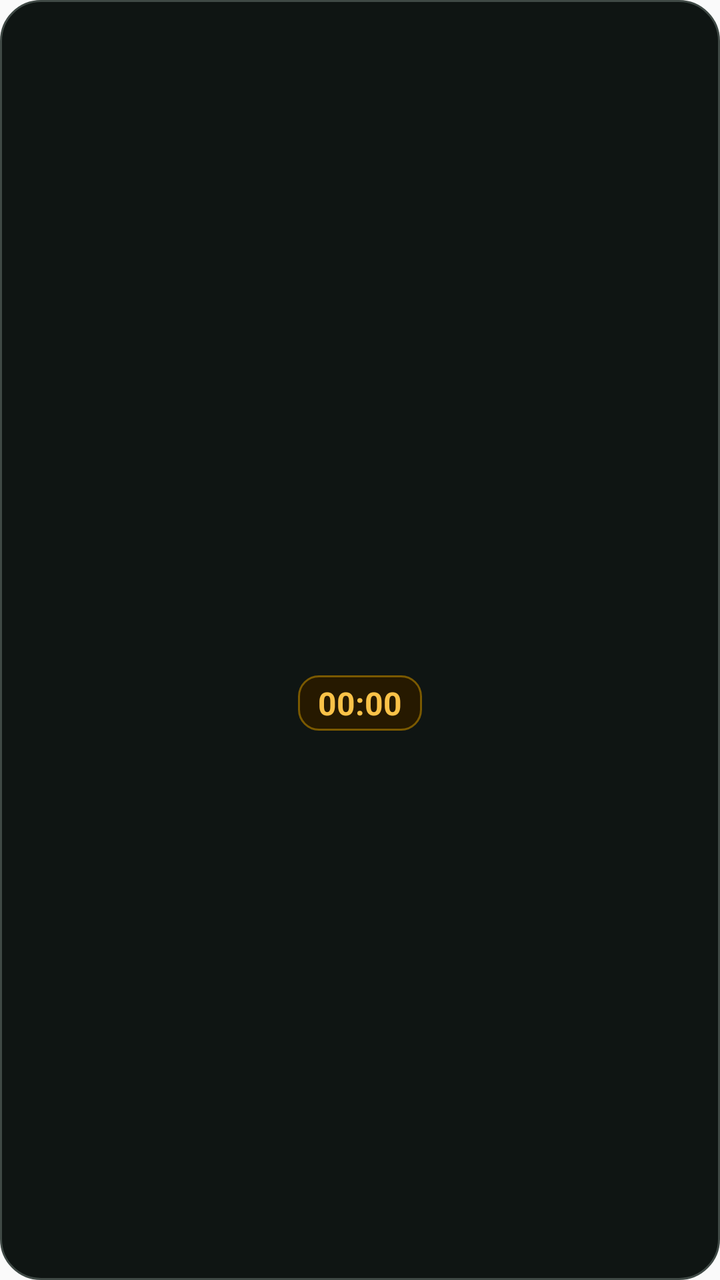
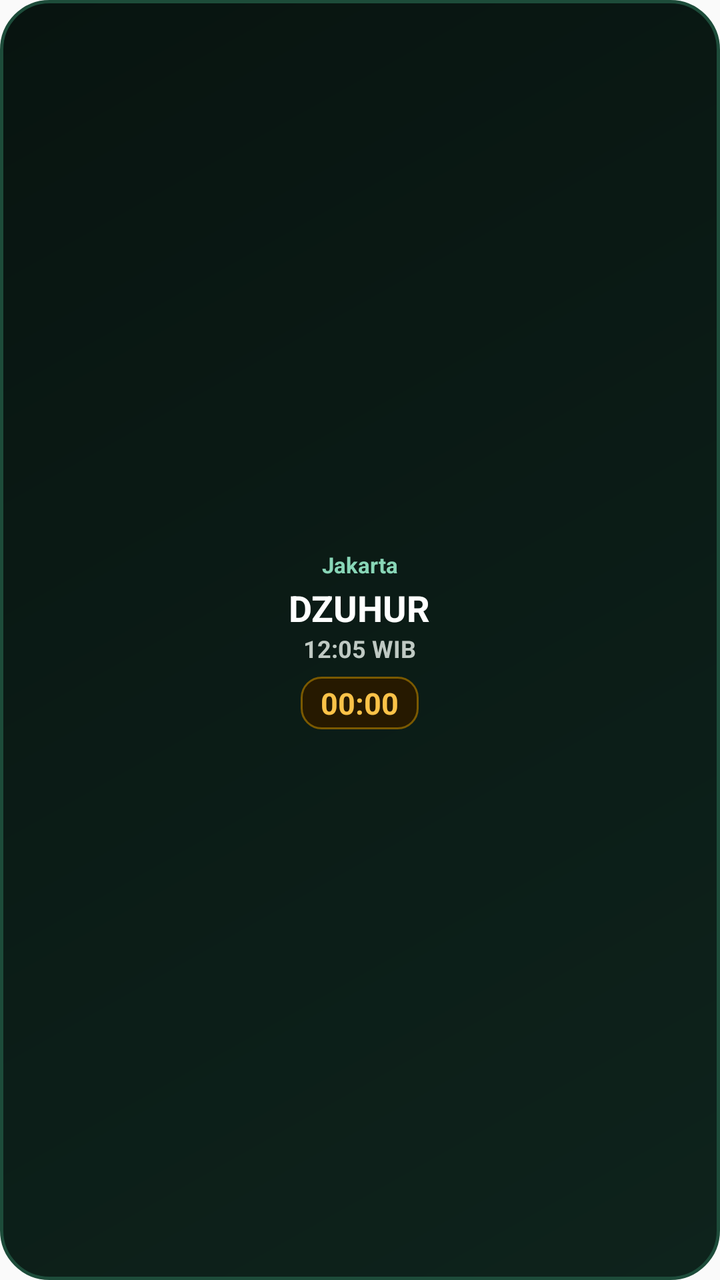

An Android layout rendered at two revisions. The XML below is the earlier revision; the diff shows what the commit changed to produce the second picture.
<!-- AndroidManifest.xml: application theme Theme.AdzanNotif -->
<!-- res/layout/widget_compact.xml -->
<?xml version="1.0" encoding="utf-8"?>
<LinearLayout xmlns:android="http://schemas.android.com/apk/res/android"
    android:id="@+id/widget_compact_root"
    android:layout_width="match_parent"
    android:layout_height="match_parent"
    android:background="@drawable/widget_bg"
    android:orientation="vertical"
    android:gravity="center"
    android:padding="12dp">

    <TextView
        android:id="@+id/widget_location_title"
        android:layout_width="wrap_content"
        android:layout_height="wrap_content"
        android:text=""
        android:textColor="#88D6B7"
        android:textSize="11sp"
        android:textStyle="bold" />

    <TextView
        android:id="@+id/widget_next_prayer_name"
        android:layout_width="wrap_content"
        android:layout_height="wrap_content"
        android:layout_marginTop="2dp"
        android:text=""
        android:textColor="#FFFFFF"
        android:textSize="18sp"
        android:textStyle="bold" />

    <TextView
        android:id="@+id/widget_target_time"
        android:layout_width="wrap_content"
        android:layout_height="wrap_content"
        android:text=""
        android:textColor="#BFC9C3"
        android:textSize="12sp" />

    <Chronometer
        android:id="@+id/widget_countdown_chronometer"
        android:layout_width="wrap_content"
        android:layout_height="wrap_content"
        android:layout_marginTop="6dp"
        android:background="@drawable/widget_pill_bg"
        android:countDown="true"
        android:paddingHorizontal="10dp"
        android:paddingVertical="3dp"
        android:textColor="#FAC248"
        android:textSize="16sp"
        android:textStyle="bold" />

</LinearLayout>
<!-- resources referenced by this layout -->
<resources>
  <!-- drawable widget_bg (drawable) -->
  <?xml version="1.0" encoding="utf-8"?>
  <shape xmlns:android="http://schemas.android.com/apk/res/android"
      android:shape="rectangle">
      <solid android:color="#0F1513" />
      <corners android:radius="20dp" />
      <stroke
          android:width="1dp"
          android:color="#3F4945" />
  </shape>
  <!-- drawable widget_pill_bg (drawable) -->
  <?xml version="1.0" encoding="utf-8"?>
  <shape xmlns:android="http://schemas.android.com/apk/res/android"
      android:shape="rectangle">
      <solid android:color="#261900" />
      <corners android:radius="10dp" />
      <stroke
          android:width="1dp"
          android:color="#7A5900" />
  </shape>
  <style name="Theme.AdzanNotif" parent="android:Theme.Material.Light.NoActionBar">
          <item name="android:statusBarColor">@android:color/transparent</item>
          <item name="android:navigationBarColor">@android:color/transparent</item>
      </style>
</resources>

<!-- the commit's change to res/layout/widget_compact.xml (unified diff, before → after) -->
@@ -12,17 +12,18 @@
         android:id="@+id/widget_location_title"
         android:layout_width="wrap_content"
         android:layout_height="wrap_content"
-        android:text=""
+        android:text="Jakarta"
         android:textColor="#88D6B7"
         android:textSize="11sp"
-        android:textStyle="bold" />
+        android:textStyle="bold"
+        android:singleLine="true" />
 
     <TextView
         android:id="@+id/widget_next_prayer_name"
         android:layout_width="wrap_content"
         android:layout_height="wrap_content"
         android:layout_marginTop="2dp"
-        android:text=""
+        android:text="DZUHUR"
         android:textColor="#FFFFFF"
         android:textSize="18sp"
         android:textStyle="bold" />
@@ -31,9 +32,10 @@
         android:id="@+id/widget_target_time"
         android:layout_width="wrap_content"
         android:layout_height="wrap_content"
-        android:text=""
+        android:text="12:05 WIB"
         android:textColor="#BFC9C3"
-        android:textSize="12sp" />
+        android:textSize="12sp"
+        android:textStyle="bold" />
 
     <Chronometer
         android:id="@+id/widget_countdown_chronometer"
@@ -45,7 +47,7 @@
         android:paddingHorizontal="10dp"
         android:paddingVertical="3dp"
         android:textColor="#FAC248"
-        android:textSize="16sp"
+        android:textSize="15sp"
         android:textStyle="bold" />
 
 </LinearLayout>
<!-- resource entries referenced after the edit -->
@@ -4,11 +4,15 @@
   <?xml version="1.0" encoding="utf-8"?>
   <shape xmlns:android="http://schemas.android.com/apk/res/android"
       android:shape="rectangle">
-      <solid android:color="#0F1513" />
-      <corners android:radius="20dp" />
+      <gradient
+          android:angle="135"
+          android:startColor="#0E231C"
+          android:endColor="#081410"
+          android:type="linear" />
+      <corners android:radius="24dp" />
       <stroke
-          android:width="1dp"
-          android:color="#3F4945" />
+          android:width="1.5dp"
+          android:color="#1D4C3A" />
   </shape>
   <!-- drawable widget_pill_bg (drawable) -->
   <?xml version="1.0" encoding="utf-8"?>
